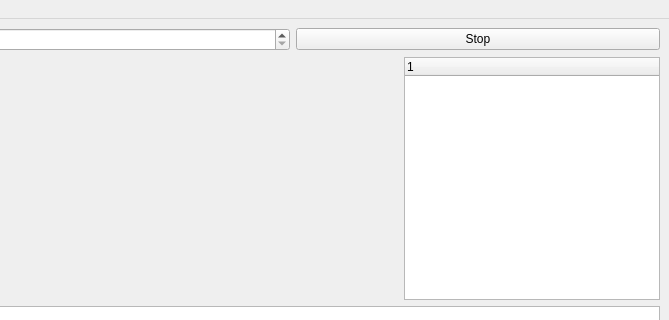
Above: mainwindow.ui from robotadasufsc/Exposer-Gui before the change; both pictures show x 84 to 753 and y 0 to 320 of the 753 by 608 pixel window. Below: the same form after it.
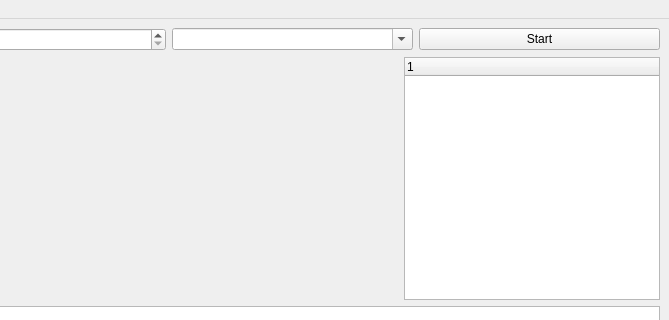
That is the form after the change. Custom widgets are drawn as their Qt base class.

Commit message: Add serial list in interface

Patch:
```diff
--- a/mainwindow.ui
+++ b/mainwindow.ui
@@ -34,10 +34,17 @@
         <item>
          <widget class="QSpinBox" name="spinBox"/>
         </item>
+        <item>
+         <widget class="QComboBox" name="serialBox">
+          <property name="editable">
+           <bool>true</bool>
+          </property>
+         </widget>
+        </item>
         <item>
          <widget class="QPushButton" name="pushButton">
           <property name="text">
-           <string>Stop</string>
+           <string>Start</string>
           </property>
          </widget>
         </item>
```
Left out of the diff: 2 changed lines with no effect on the pictures. The commit also changes 4 other files.
